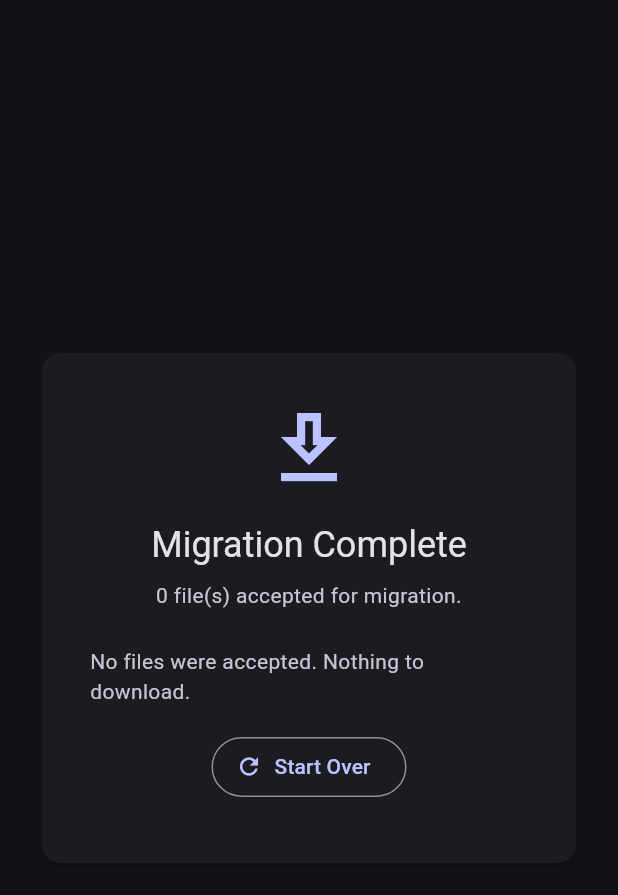
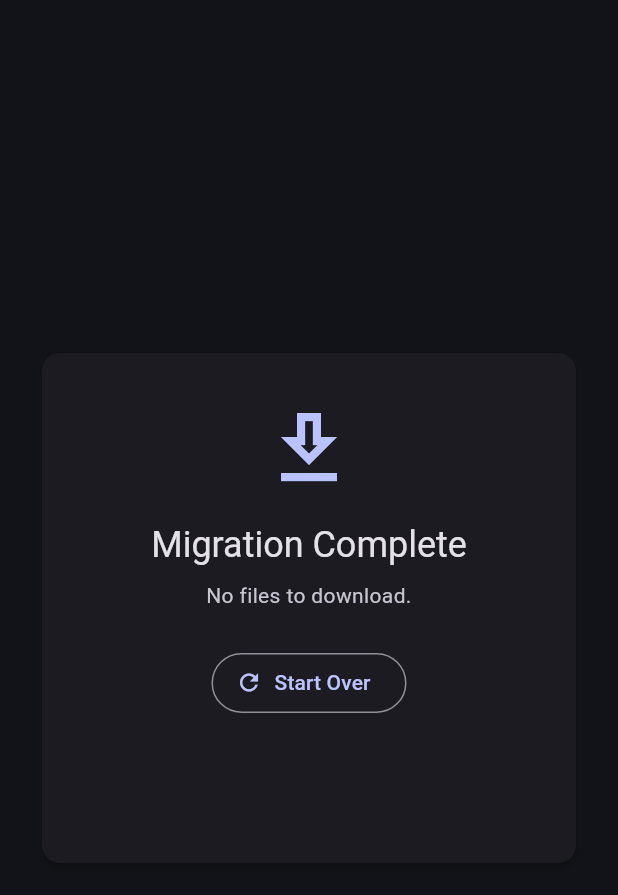
Before and after one commit to ashoksisara/migrate_x, a Flutter app: the screen it shows after launch, scrolled down 2880 dp, on a phone screen of 412 x 824 dp, the part 84-979 px from its top. Run offline on Flutter 3.47's test engine with Material 3 defaults, Android fonts, the phone set to English and light mode, and no system bars; our stand-ins replace file_picker, flutter_riverpod, web; missing offline and left inert: dart:js_interop, diff_match_patch.

Commit message:
Refactor download routes and UI components to streamline file download process. Replace declined files handling with a simplified approach, update home screen to use ProceedArrowButton for navigation, and enhance file diff card functionality with index tracking for better state management.

```diff
--- a/frontend/lib/screens/home/home_screen.dart
+++ b/frontend/lib/screens/home/home_screen.dart
@@ -8,7 +8,7 @@ import '../../widgets/download_button.dart';
 import '../../widgets/file_diff_card.dart';
 import '../../widgets/loading_card.dart';
 import '../../widgets/pipeline_card.dart';
-import '../../widgets/section_header.dart';
+import '../../widgets/proceed_arrow_button.dart';
 import '../../widgets/section_page.dart';
 import 'pipeline_provider.dart';
 import 'upload_button.dart';
@@ -268,8 +268,6 @@ class _AnalysisPage extends ConsumerWidget {
     final results = pipeline.analysisResults;
     if (results == null) return const SizedBox.shrink();
 
-    final colors = Theme.of(context).colorScheme;
-
     return Padding(
       padding: const EdgeInsets.symmetric(horizontal: 24, vertical: 16),
       child: Center(
@@ -290,14 +288,9 @@ class _AnalysisPage extends ConsumerWidget {
               ],
               if (isDone) ...[
                 const SizedBox(height: 12),
-                IconButton.filled(
+                ProceedArrowButton(
                   onPressed: () =>
                       ref.read(pipelineProvider.notifier).startMigration(),
-                  icon: const Icon(Icons.keyboard_arrow_down, size: 32),
-                  style: IconButton.styleFrom(
-                    backgroundColor: colors.primary,
-                    foregroundColor: colors.onPrimary,
-                  ),
                 ),
                 const SizedBox(height: 8),
               ],
@@ -335,11 +328,6 @@ class _ReviewPage extends ConsumerWidget {
         mainAxisSize: MainAxisSize.min,
         crossAxisAlignment: CrossAxisAlignment.stretch,
         children: [
-          const SectionHeader(
-            icon: Icons.compare_arrows,
-            title: 'Migration Diff',
-          ),
-          const SizedBox(height: 8),
           Card(
             child: Padding(
               padding: const EdgeInsets.all(16),
@@ -348,11 +336,13 @@ class _ReviewPage extends ConsumerWidget {
             ),
           ),
           const SizedBox(height: 16),
-          ...plan.fileDiffs.map((diff) {
+          ...plan.fileDiffs.asMap().entries.map((entry) {
+            final diff = entry.value;
             final decision = pipeline.fileDecisions[diff.filename];
             return FileDiffCard(
               diff: diff,
               decision: decision,
+              index: entry.key,
               onAccept: () => ref
                   .read(pipelineProvider.notifier)
                   .acceptFile(diff.filename),
@@ -361,6 +351,14 @@ class _ReviewPage extends ConsumerWidget {
                   .declineFile(diff.filename),
             );
           }),
+          const SizedBox(height: 24),
+          Center(
+            child: ProceedArrowButton(
+              onPressed: () =>
+                  ref.read(pipelineProvider.notifier).proceedToDownload(),
+            ),
+          ),
+          const SizedBox(height: 8),
         ],
       ),
     );
@@ -375,6 +373,9 @@ class _DownloadPage extends StatelessWidget {
   @override
   Widget build(BuildContext context) {
     final accepted = pipeline.acceptedFiles;
+    final fileCount = pipeline.migrationPlan?.fileDiffs.length ?? 0;
+    final canDownload = accepted.isNotEmpty ||
+        (fileCount > 0 && pipeline.fileDecisions.isEmpty);
 
     return SectionPage(
       maxWidth: kPipelineCardWidth,
@@ -394,21 +395,16 @@ class _DownloadPage extends StatelessWidget {
             ),
             const SizedBox(height: 8),
             Text(
-              '${accepted.length} file(s) accepted for migration.',
+              canDownload
+                  ? '${accepted.isNotEmpty ? accepted.length : fileCount} file(s) ready for download.'
+                  : 'No files to download.',
               textAlign: TextAlign.center,
               style: Theme.of(context).textTheme.bodyMedium?.copyWith(
                     color: Theme.of(context).colorScheme.onSurfaceVariant,
                   ),
             ),
             const SizedBox(height: 24),
-            if (accepted.isEmpty) ...[
-              Text(
-                'No files were accepted. Nothing to download.',
-                style: TextStyle(
-                  color: Theme.of(context).colorScheme.onSurfaceVariant,
-                ),
-              ),
-              const SizedBox(height: 16),
+            if (!canDownload) ...[
               OutlinedButton.icon(
                 onPressed: onStartOver,
                 icon: const Icon(Icons.refresh),
@@ -464,14 +460,7 @@ class _HeroPage extends StatelessWidget {
             ),
           ),
           const SizedBox(height: 48),
-          IconButton.filled(
-            onPressed: onGetStarted,
-            icon: const Icon(Icons.keyboard_arrow_down, size: 32),
-            style: IconButton.styleFrom(
-              backgroundColor: colors.primary,
-              foregroundColor: colors.onPrimary,
-            ),
-          ),
+          ProceedArrowButton(onPressed: onGetStarted),
         ],
       ),
     );
--- a/frontend/lib/screens/home/pipeline_provider.dart
+++ b/frontend/lib/screens/home/pipeline_provider.dart
@@ -162,6 +162,10 @@ class PipelineNotifier extends Notifier<PipelineState> {
     }
   }
 
+  void proceedToDownload() {
+    state = state.copyWith(stage: PipelineStage.downloadReady);
+  }
+
   void reset() {
     final oldId = state.workspaceId;
     if (oldId != null) {
```
Also changed, not shown: backend/lib/routes/download_routes.dart (+25 -26 lines), frontend/lib/widgets/file_diff_card.dart (+74 -64 lines), frontend/lib/widgets/proceed_arrow_button.dart (added, +21 -0 lines).
